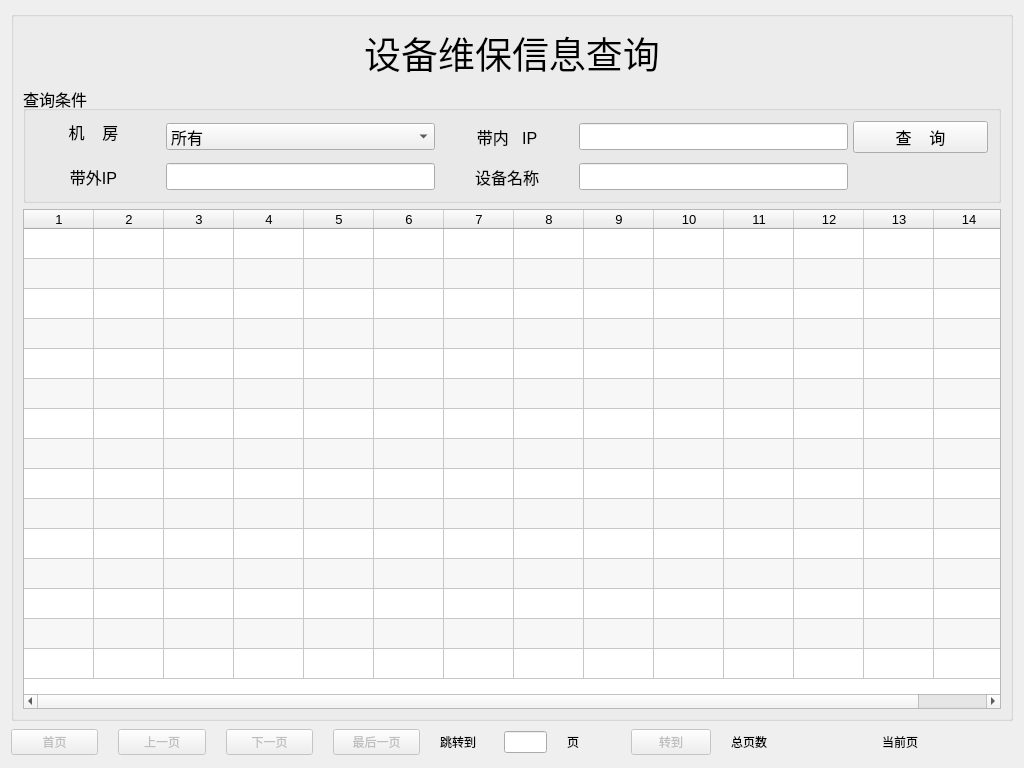
This is ui/warranty.ui in tainyuhong/pyside_machine_system as Qt 5 draws it before an edit. The edited form follows.
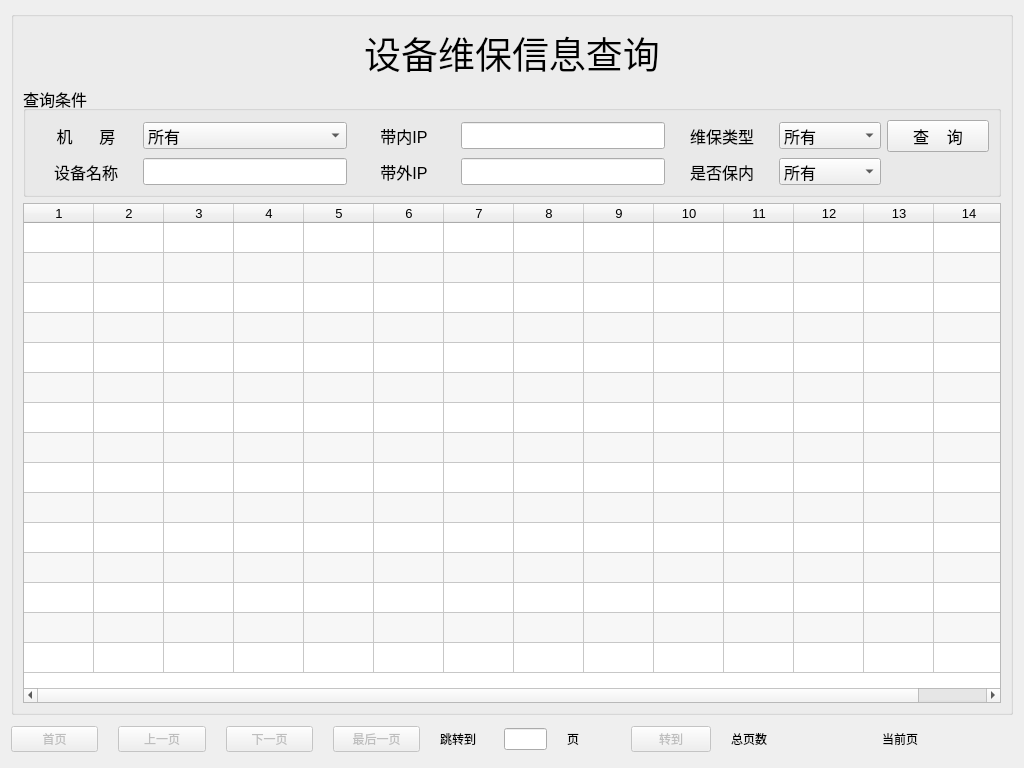
This is the edited form.

```diff
--- a/ui/warranty.ui
+++ b/ui/warranty.ui
@@ -80,26 +80,10 @@
           <property name="checkable">
            <bool>false</bool>
           </property>
-          <layout class="QGridLayout" name="gridLayout" rowstretch="0,0,0,0,0" columnstretch="1,2,0,1,2,0,1">
-           <property name="leftMargin">
-            <number>0</number>
-           </property>
-           <property name="topMargin">
-            <number>0</number>
-           </property>
-           <property name="rightMargin">
-            <number>10</number>
-           </property>
-           <property name="bottomMargin">
-            <number>10</number>
-           </property>
-           <property name="horizontalSpacing">
-            <number>5</number>
-           </property>
-           <property name="verticalSpacing">
-            <number>10</number>
-           </property>
-           <item row="0" column="0" rowspan="2">
+          <layout class="QVBoxLayout" name="verticalLayout_3">
+           <item>
+            <layout class="QGridLayout" name="gridLayout" columnstretch="1,2,1,2,1,1,1">
+             <item row="0" column="0">
             <widget class="QLabel" name="label">
              <property name="sizePolicy">
               <sizepolicy hsizetype="Preferred" vsizetype="Preferred">
@@ -108,14 +92,68 @@
               </sizepolicy>
              </property>
              <property name="text">
-              <string>机    房</string>
+                <string>机      房</string>
              </property>
              <property name="alignment">
               <set>Qt::AlignCenter</set>
              </property>
             </widget>
            </item>
-           <item row="1" column="6">
+             <item row="0" column="1">
+              <widget class="QComboBox" name="room">
+               <item>
+                <property name="text">
+                 <string>所有</string>
+                </property>
+               </item>
+              </widget>
+             </item>
+             <item row="0" column="2">
+              <widget class="QLabel" name="label_4">
+               <property name="sizePolicy">
+                <sizepolicy hsizetype="Preferred" vsizetype="Preferred">
+                 <horstretch>2</horstretch>
+                 <verstretch>0</verstretch>
+                </sizepolicy>
+               </property>
+               <property name="text">
+                <string>带内IP</string>
+               </property>
+               <property name="alignment">
+                <set>Qt::AlignCenter</set>
+               </property>
+              </widget>
+             </item>
+             <item row="0" column="3">
+              <widget class="QLineEdit" name="mg_ip">
+               <property name="sizePolicy">
+                <sizepolicy hsizetype="Expanding" vsizetype="Fixed">
+                 <horstretch>3</horstretch>
+                 <verstretch>0</verstretch>
+                </sizepolicy>
+               </property>
+              </widget>
+             </item>
+             <item row="0" column="4">
+              <widget class="QLabel" name="label_5">
+               <property name="text">
+                <string>维保类型</string>
+               </property>
+               <property name="alignment">
+                <set>Qt::AlignCenter</set>
+               </property>
+              </widget>
+             </item>
+             <item row="0" column="5">
+              <widget class="QComboBox" name="cb_type">
+               <item>
+                <property name="text">
+                 <string>所有</string>
+                </property>
+               </item>
+              </widget>
+             </item>
+             <item row="0" column="6">
             <widget class="QPushButton" name="select_btn">
              <property name="sizePolicy">
               <sizepolicy hsizetype="Minimum" vsizetype="Fixed">
@@ -128,43 +166,7 @@
              </property>
             </widget>
            </item>
-           <item row="1" column="3">
-            <widget class="QLabel" name="label_4">
-             <property name="sizePolicy">
-              <sizepolicy hsizetype="Preferred" vsizetype="Preferred">
-               <horstretch>2</horstretch>
-               <verstretch>0</verstretch>
-              </sizepolicy>
-             </property>
-             <property name="text">
-              <string>带内   IP</string>
-             </property>
-             <property name="alignment">
-              <set>Qt::AlignCenter</set>
-             </property>
-            </widget>
-           </item>
-           <item row="1" column="4">
-            <widget class="QLineEdit" name="mg_ip">
-             <property name="sizePolicy">
-              <sizepolicy hsizetype="Expanding" vsizetype="Fixed">
-               <horstretch>3</horstretch>
-               <verstretch>0</verstretch>
-              </sizepolicy>
-             </property>
-            </widget>
-           </item>
-           <item row="4" column="4">
-            <widget class="QLineEdit" name="machine_name">
-             <property name="sizePolicy">
-              <sizepolicy hsizetype="Expanding" vsizetype="Fixed">
-               <horstretch>3</horstretch>
-               <verstretch>0</verstretch>
-              </sizepolicy>
-             </property>
-            </widget>
-           </item>
-           <item row="4" column="3">
+             <item row="1" column="0">
             <widget class="QLabel" name="label_3">
              <property name="sizePolicy">
               <sizepolicy hsizetype="Preferred" vsizetype="Preferred">
@@ -180,8 +182,8 @@
              </property>
             </widget>
            </item>
-           <item row="4" column="1">
-            <widget class="QLineEdit" name="bmc_ip">
+             <item row="1" column="1">
+              <widget class="QLineEdit" name="machine_name">
              <property name="sizePolicy">
               <sizepolicy hsizetype="Expanding" vsizetype="Fixed">
                <horstretch>3</horstretch>
@@ -190,7 +192,7 @@
              </property>
             </widget>
            </item>
-           <item row="4" column="0">
+             <item row="1" column="2">
             <widget class="QLabel" name="label_2">
              <property name="sizePolicy">
               <sizepolicy hsizetype="Preferred" vsizetype="Preferred">
@@ -206,14 +208,36 @@
              </property>
             </widget>
            </item>
-           <item row="1" column="1">
-            <widget class="QComboBox" name="room">
+             <item row="1" column="3">
+              <widget class="QLineEdit" name="bmc_ip">
+               <property name="sizePolicy">
+                <sizepolicy hsizetype="Expanding" vsizetype="Fixed">
+                 <horstretch>3</horstretch>
+                 <verstretch>0</verstretch>
+                </sizepolicy>
+               </property>
+              </widget>
+             </item>
+             <item row="1" column="4">
+              <widget class="QLabel" name="label_6">
+               <property name="text">
+                <string>是否保内</string>
+               </property>
+               <property name="alignment">
+                <set>Qt::AlignCenter</set>
+               </property>
+              </widget>
+             </item>
+             <item row="1" column="5">
+              <widget class="QComboBox" name="cb_is_under">
              <item>
               <property name="text">
                <string>所有</string>
               </property>
              </item>
             </widget>
+             </item>
+            </layout>
            </item>
           </layout>
          </widget>
```
Lines whose indentation alone changed are shown as unchanged.
